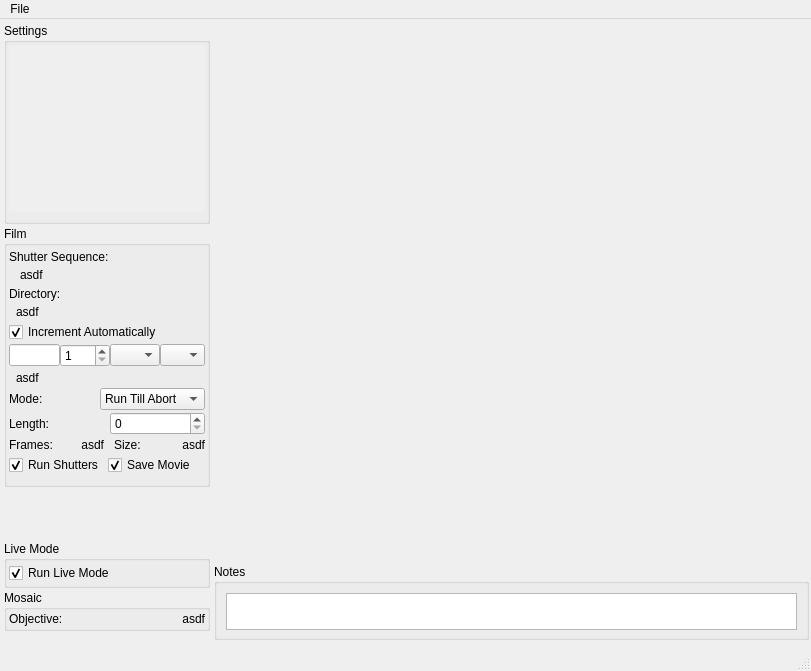
ZhuangLab/storm-control, file storm_control/hal4000/qtdesigner/hal4000.ui: the form before one commit.
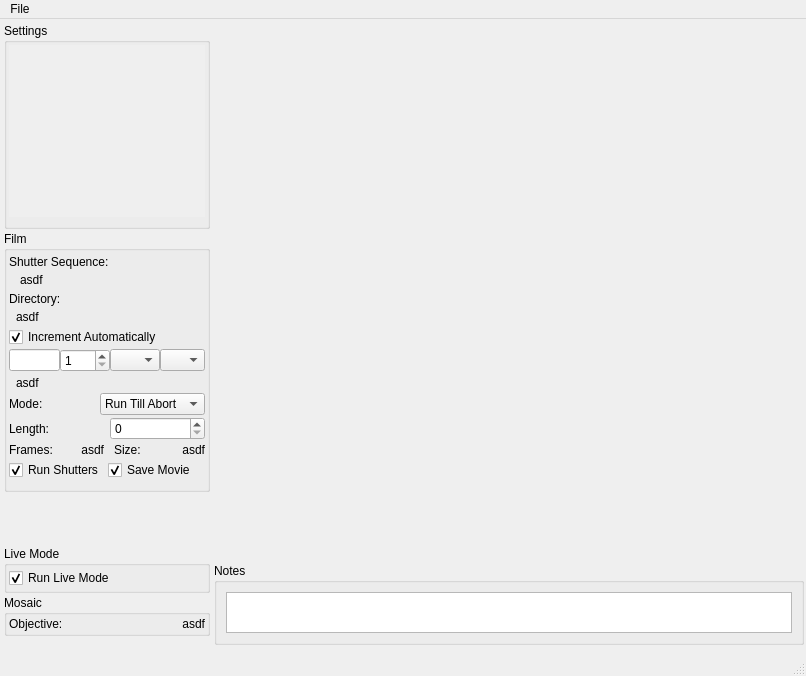
The form after the commit. Icons and pictures are not drawn.

Commit message: Change minimum size for camera frame display in the HAL window.

Patch:
```diff
--- a/storm_control/hal4000/qtdesigner/hal4000.ui
+++ b/storm_control/hal4000/qtdesigner/hal4000.ui
@@ -6,8 +6,8 @@
    <rect>
     <x>0</x>
     <y>0</y>
-    <width>811</width>
-    <height>671</height>
+    <width>806</width>
+    <height>676</height>
    </rect>
   </property>
   <property name="sizePolicy">
@@ -134,8 +134,8 @@
               <rect>
                <x>0</x>
                <y>0</y>
-               <width>200</width>
-               <height>191</height>
+               <width>194</width>
+               <height>141</height>
               </rect>
              </property>
             </widget>
@@ -581,8 +581,8 @@
         </property>
         <property name="minimumSize">
          <size>
-          <width>583</width>
-          <height>541</height>
+          <width>588</width>
+          <height>540</height>
          </size>
         </property>
         <property name="maximumSize">
@@ -657,8 +657,8 @@
     <rect>
      <x>0</x>
      <y>0</y>
-     <width>811</width>
-     <height>21</height>
+     <width>806</width>
+     <height>25</height>
     </rect>
    </property>
    <widget class="QMenu" name="menuFile">
```
Left out of the diff: 22 changed lines with no effect on the pictures. The commit also changes 2 other files.
